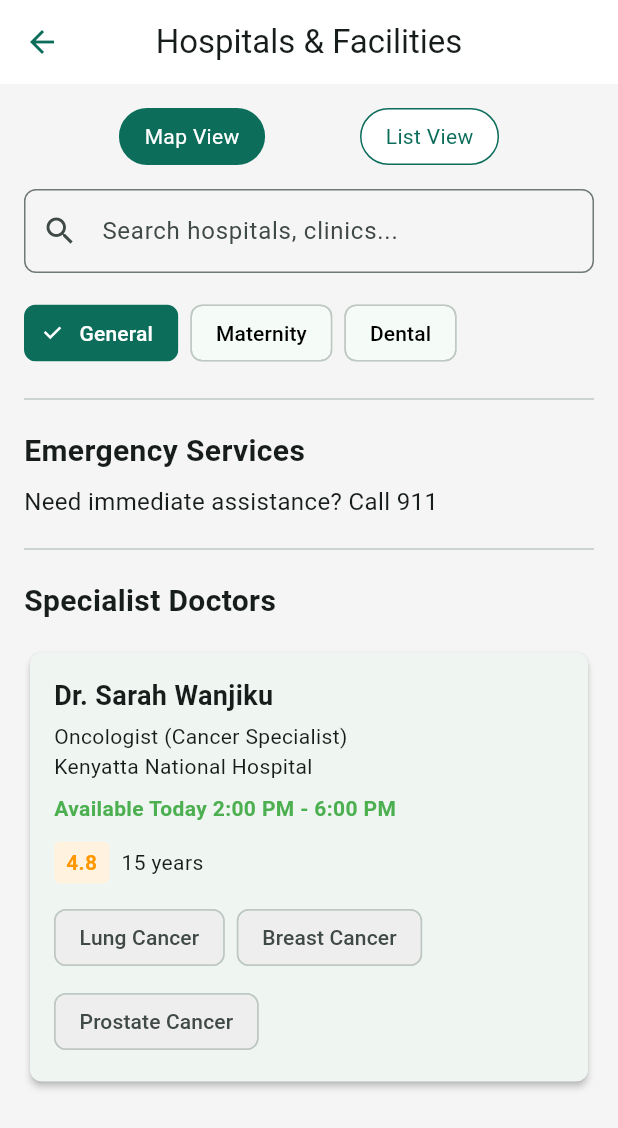
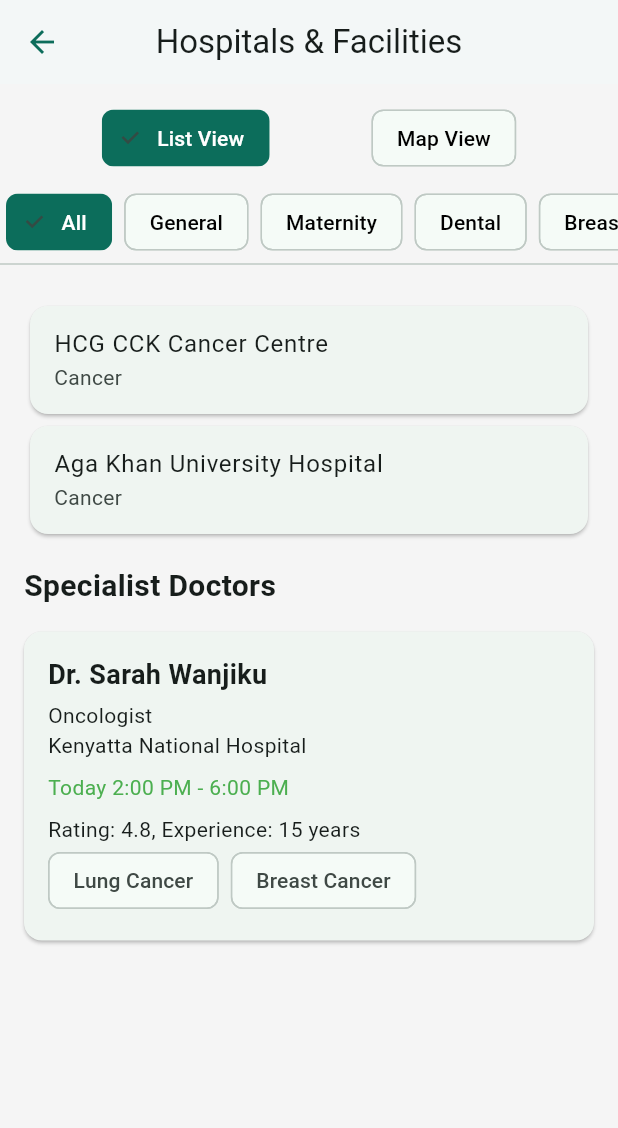
Before and after one commit to JuniorCarti/Haraka-Afya_AI, a Flutter app: the HospitalsPage screen opened by its route, on a phone screen of 412 x 824 dp. Shown: the top 1128 px of the screen. Run offline on Flutter 3.47's test engine with Material 3 defaults, Android fonts, the phone set to English and light mode, and no system bars; our stand-ins replace cached_network_image, cloud_firestore, firebase_auth, firebase_core, flutter_dotenv, flutter_svg and 7 more; missing offline and left inert: flutter_polyline_points; accounts and stored records are empty; project files that could hold a hidden picture were left out.

```diff
--- a/lib/features/hospitals_page.dart
+++ b/lib/features/hospitals_page.dart
@@ -1,4 +1,5 @@
 import 'package:flutter/material.dart';
+import 'package:google_maps_flutter/google_maps_flutter.dart';
 
 class HospitalsPage extends StatefulWidget {
   const HospitalsPage({super.key});
@@ -8,8 +9,47 @@ class HospitalsPage extends StatefulWidget {
 }
 
 class _HospitalsPageState extends State<HospitalsPage> {
-  String _selectedView = 'Map View'; // 'Map View' or 'List View'
-  String _selectedCategory = 'General'; // Selected category filter
+  String _selectedView = 'List View';
+  String _selectedCategory = 'All';
+  late GoogleMapController mapController;
+
+  final Map<String, List<String>> cancerSubcategories = {
+    'Cancer': [
+      'Breast Cancer',
+      'Cervical Cancer',
+      'Prostate Cancer',
+      'Lung Cancer',
+      'Colorectal Cancer',
+      'Leukemia'
+    ],
+  };
+
+  final List<Map<String, dynamic>> hospitals = [
+    {
+      'name': 'HCG CCK Cancer Centre',
+      'location': LatLng(-1.2921, 36.8219),
+      'type': 'Cancer',
+      'specialties': ['Breast Cancer', 'Lung Cancer']
+    },
+    {
+      'name': 'Aga Khan University Hospital',
+      'location': LatLng(-1.2684, 36.8044),
+      'type': 'Cancer',
+      'specialties': ['Leukemia', 'Cervical Cancer']
+    },
+  ];
+
+  final List<Map<String, dynamic>> doctors = [
+    {
+      'name': 'Dr. Sarah Wanjiku',
+      'specialty': 'Oncologist',
+      'hospital': 'Kenyatta National Hospital',
+      'availability': 'Today 2:00 PM - 6:00 PM',
+      'rating': 4.8,
+      'experience': '15 years',
+      'specialties': ['Lung Cancer', 'Breast Cancer']
+    },
+  ];
 
   @override
   Widget build(BuildContext context) {
@@ -17,199 +57,132 @@ class _HospitalsPageState extends State<HospitalsPage> {
       appBar: AppBar(
         title: const Text('Hospitals & Facilities'),
         centerTitle: true,
-        elevation: 0,
       ),
-      body: SingleChildScrollView(
-        padding: const EdgeInsets.all(16.0),
-        child: Column(
-          crossAxisAlignment: CrossAxisAlignment.start,
+      body: Column(
         children: [
-            // View Toggle and Search
+          const SizedBox(height: 12),
           Row(
             mainAxisAlignment: MainAxisAlignment.spaceEvenly,
             children: [
+              _buildViewToggle('List View'),
               _buildViewToggle('Map View'),
-                _buildViewToggle('List View'),
             ],
           ),
-            const SizedBox(height: 16),
-
-            // Search Bar
-            TextField(
-              decoration: InputDecoration(
-                hintText: 'Search hospitals, clinics...',
-                prefixIcon: const Icon(Icons.search),
-                border: OutlineInputBorder(
-                  borderRadius: BorderRadius.circular(8),
-                ),
-              ),
-            ),
-            const SizedBox(height: 16),
-
-            // Category Filters
-            SingleChildScrollView(
-              scrollDirection: Axis.horizontal,
-              child: Row(
-                children: [
-                  _buildCategoryFilter('General'),
-                  const SizedBox(width: 8),
-                  _buildCategoryFilter('Maternity'),
-                  const SizedBox(width: 8),
-                  _buildCategoryFilter('Dental'),
-                ],
-              ),
-            ),
-            const Divider(height: 40, thickness: 1),
-
-            // Emergency Services
-            const Text(
-              'Emergency Services',
-              style: TextStyle(
-                fontSize: 20,
-                fontWeight: FontWeight.bold,
-              ),
-            ),
-            const SizedBox(height: 8),
-            const Text(
-              'Need immediate assistance? Call 911',
-              style: TextStyle(fontSize: 16),
-            ),
-            const Divider(height: 40, thickness: 1),
-
-            // Specialist Doctors
-            const Text(
-              'Specialist Doctors',
-              style: TextStyle(
-                fontSize: 20,
-                fontWeight: FontWeight.bold,
-              ),
-            ),
-            const SizedBox(height: 16),
-            _buildDoctorCard(
-              name: 'Dr. Sarah Wanjiku',
-              specialty: 'Oncologist (Cancer Specialist)',
-              hospital: 'Kenyatta National Hospital',
-              availability: 'Available Today 2:00 PM - 6:00 PM',
-              rating: 4.8,
-              experience: '15 years',
-              specialties: ['Lung Cancer', 'Breast Cancer', 'Prostate Cancer'],
+          const SizedBox(height: 12),
+          _buildCategoryFilters(),
+          const Divider(),
+          Expanded(
+            child: _selectedView == 'Map View' ? _buildMapView() : _buildListView(),
           ),
         ],
       ),
-      ),
-      // Removed the bottomNavigationBar from here
     );
   }
 
   Widget _buildViewToggle(String title) {
-    return GestureDetector(
-      onTap: () {
-        setState(() {
-          _selectedView = title;
-        });
-      },
-      child: Container(
-        padding: const EdgeInsets.symmetric(horizontal: 16, vertical: 8),
-        decoration: BoxDecoration(
-          color: _selectedView == title ? const Color(0xFF0C6D5B) : Colors.white,
-          borderRadius: BorderRadius.circular(20),
-          border: Border.all(
-            color: const Color(0xFF0C6D5B),
-          ),
-        ),
-        child: Text(
-          title,
-          style: TextStyle(
-            color: _selectedView == title ? Colors.white : const Color(0xFF0C6D5B),
-          ),
-        ),
+    return ChoiceChip(
+      label: Text(title),
+      selected: _selectedView == title,
+      onSelected: (_) => setState(() => _selectedView = title),
+      selectedColor: const Color(0xFF0C6D5B),
+      labelStyle: TextStyle(
+        color: _selectedView == title ? Colors.white : Colors.black,
       ),
     );
   }
 
-  Widget _buildCategoryFilter(String category) {
-    return FilterChip(
+  Widget _buildCategoryFilters() {
+    List<String> allCategories = ['All', 'General', 'Maternity', 'Dental', ...cancerSubcategories['Cancer']!];
+    return SizedBox(
+      height: 40,
+      child: ListView.builder(
+        scrollDirection: Axis.horizontal,
+        itemCount: allCategories.length,
+        itemBuilder: (context, index) {
+          String category = allCategories[index];
+          return Padding(
+            padding: const EdgeInsets.symmetric(horizontal: 4),
+            child: FilterChip(
               label: Text(category),
               selected: _selectedCategory == category,
-      onSelected: (selected) {
+              onSelected: (bool selected) {
                 setState(() {
-          _selectedCategory = selected ? category : 'General';
+                  _selectedCategory = selected ? category : 'All';
                 });
               },
               selectedColor: const Color(0xFF0C6D5B),
-      checkmarkColor: Colors.white,
               labelStyle: TextStyle(
                 color: _selectedCategory == category ? Colors.white : Colors.black,
+              ),
+            ),
+          );
+        },
       ),
     );
   }
 
-  Widget _buildDoctorCard({
-    required String name,
-    required String specialty,
-    required String hospital,
-    required String availability,
-    required double rating,
-    required String experience,
-    required List<String> specialties,
-  }) {
+  Widget _buildListView() {
+    List<Map<String, dynamic>> filteredHospitals = _selectedCategory == 'All'
+        ? hospitals
+        : hospitals.where((h) => h['specialties'].contains(_selectedCategory)).toList();
+
+    return ListView(
+      padding: const EdgeInsets.all(16.0),
+      children: [
+        ...filteredHospitals.map((hospital) => Card(
+              child: ListTile(
+                title: Text(hospital['name']),
+                subtitle: Text(hospital['type']),
+              ),
+            )),
+        const SizedBox(height: 16),
+        const Text(
+          'Specialist Doctors',
+          style: TextStyle(fontSize: 20, fontWeight: FontWeight.bold),
+        ),
+        const SizedBox(height: 8),
+        ...doctors.map((doc) => _buildDoctorCard(doc)).toList(),
+      ],
+    );
+  }
+
+  Widget _buildMapView() {
+    return GoogleMap(
+      onMapCreated: (controller) => mapController = controller,
+      initialCameraPosition: const CameraPosition(
+        target: LatLng(-1.2921, 36.8219),
+        zoom: 12,
+      ),
+      markers: hospitals.map((h) => Marker(
+            markerId: MarkerId(h['name']),
+            position: h['location'],
+            infoWindow: InfoWindow(title: h['name']),
+          )).toSet(),
+    );
+  }
+
+  Widget _buildDoctorCard(Map<String, dynamic> doc) {
     return Card(
-      elevation: 2,
-      shape: RoundedRectangleBorder(
-        borderRadius: BorderRadius.circular(8),
-      ),
+      margin: const EdgeInsets.symmetric(vertical: 8),
       child: Padding(
         padding: const EdgeInsets.all(16.0),
         child: Column(
           crossAxisAlignment: CrossAxisAlignment.start,
           children: [
-            Text(
-              name,
-              style: const TextStyle(
-                fontSize: 18,
-                fontWeight: FontWeight.bold,
-              ),
-            ),
+            Text(doc['name'], style: const TextStyle(fontSize: 18, fontWeight: FontWeight.bold)),
             const SizedBox(height: 4),
-            Text(specialty),
-            Text(hospital),
+            Text(doc['specialty']),
+            Text(doc['hospital']),
             const SizedBox(height: 8),
-            Text(
-              availability,
-              style: const TextStyle(
-                color: Colors.green,
-                fontWeight: FontWeight.bold,
-              ),
-            ),
-            const SizedBox(height: 12),
-            Row(
-              children: [
-                Container(
-                  padding: const EdgeInsets.symmetric(horizontal: 8, vertical: 4),
-                  decoration: BoxDecoration(
-                    color: Colors.orange[50],
-                    borderRadius: BorderRadius.circular(4),
-                  ),
-                  child: Text(
-                    rating.toString(),
-                    style: const TextStyle(
-                      color: Colors.orange,
-                      fontWeight: FontWeight.bold,
-                    ),
-                  ),
-                ),
-                const SizedBox(width: 8),
-                Text(experience),
-              ],
-            ),
-            const SizedBox(height: 12),
+            Text(doc['availability'], style: const TextStyle(color: Colors.green)),
+            const SizedBox(height: 8),
+            Text('Rating: ${doc['rating']}, Experience: ${doc['experience']}'),
             Wrap(
               spacing: 8,
-              runSpacing: 8,
-              children: specialties.map((spec) => Chip(
-                label: Text(spec),
-                backgroundColor: Colors.grey[200],
-              )).toList(),
+              children: List.generate(
+                doc['specialties'].length,
+                (index) => Chip(label: Text(doc['specialties'][index])),
+              ),
             ),
           ],
         ),
```
Lines whose indentation alone changed are shown as unchanged.
